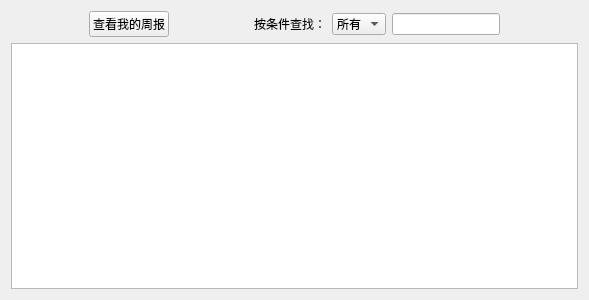
Before: the Qt Designer form FileManagement/ReportLook.ui in hhyvs111/FileManagement, drawn with Qt 5.
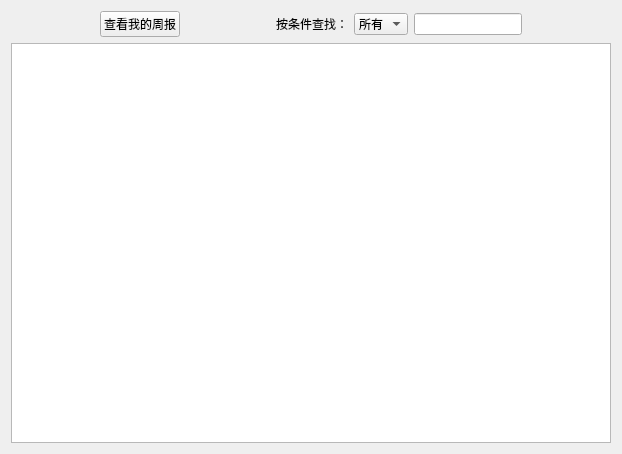
After: the same form once the commit is applied.

The edit to the form file:
```diff
--- a/FileManagement/ReportLook.ui
+++ b/FileManagement/ReportLook.ui
@@ -6,8 +6,8 @@
    <rect>
     <x>0</x>
     <y>0</y>
-    <width>589</width>
-    <height>300</height>
+    <width>618</width>
+    <height>449</height>
    </rect>
   </property>
   <property name="windowTitle">
@@ -57,6 +57,8 @@
       </widget>
      </item>
      <item>
+      <layout class="QHBoxLayout" name="comboboxLayout">
+       <item>
       <widget class="QComboBox" name="selectcomboBox">
        <item>
         <property name="text">
@@ -75,6 +77,8 @@
        </item>
       </widget>
      </item>
+      </layout>
+     </item>
      <item>
       <widget class="QLineEdit" name="condition"/>
      </item>
@@ -94,7 +98,20 @@
     </layout>
    </item>
    <item>
-    <widget class="QTableView" name="tableView"/>
+    <widget class="QTableView" name="tableView">
+     <property name="sizePolicy">
+      <sizepolicy hsizetype="Expanding" vsizetype="Fixed">
+       <horstretch>0</horstretch>
+       <verstretch>0</verstretch>
+      </sizepolicy>
+     </property>
+     <property name="minimumSize">
+      <size>
+       <width>600</width>
+       <height>400</height>
+      </size>
+     </property>
+    </widget>
    </item>
   </layout>
  </widget>
```
Lines whose indentation alone changed are shown as unchanged.
